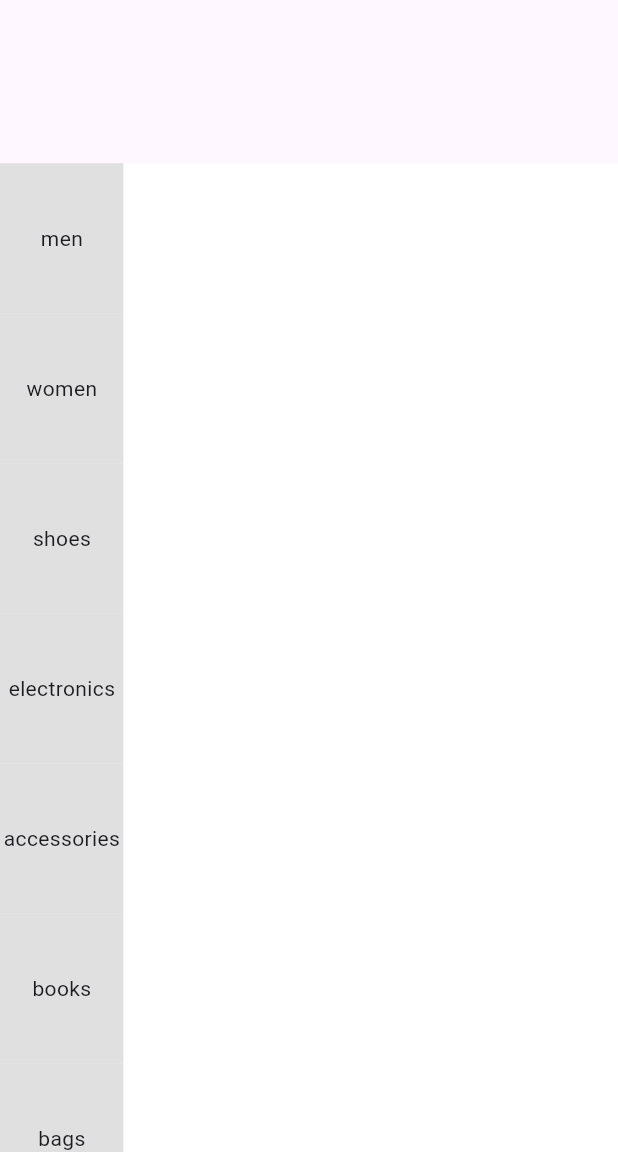
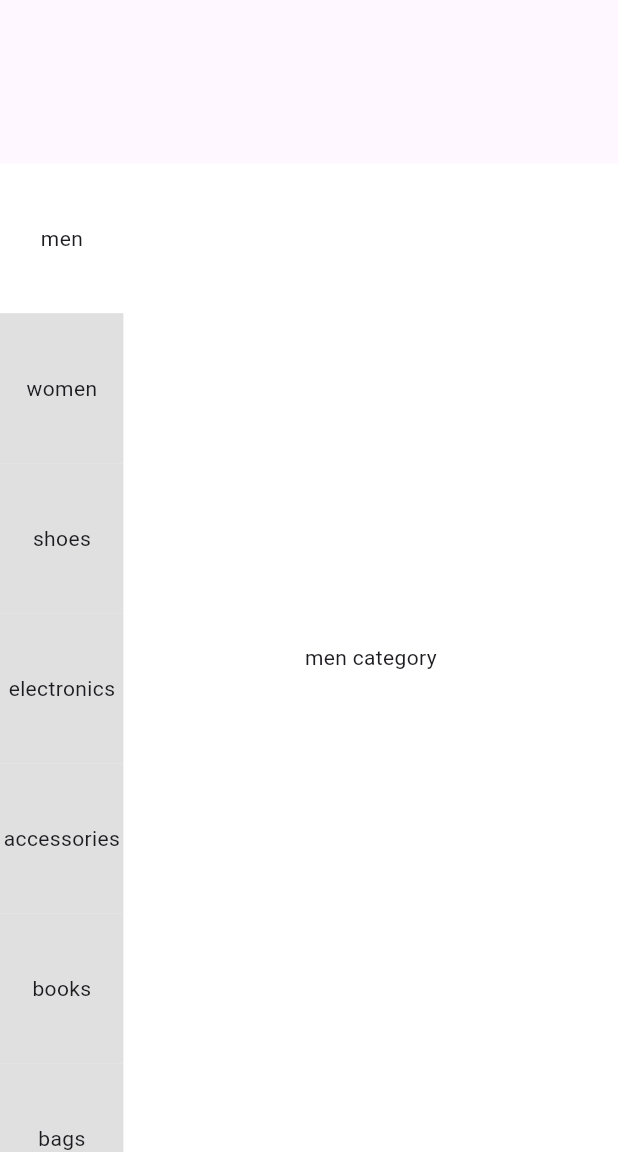
Before and after one commit to eduardolluis/multi-store-app, a Flutter app: the CategoryScreen screen opened directly, on a phone screen of 412 x 824 dp, the part 84-1236 px from its top. Run offline on Flutter 3.47's test engine with Material 3 defaults, Android fonts, the phone set to English and light mode, and no system bars.

Commit message:
category screen [category view]

```diff
--- a/lib/main_screens/category.dart
+++ b/lib/main_screens/category.dart
@@ -22,6 +22,18 @@
 }
 
 class _CategoryScreenState extends State<CategoryScreen> {
+  @override
+  void initState() {
+    for (var element in items) {
+      element.isSelected = false;
+    }
+    setState(() {
+      items[0].isSelected = true;
+    });
+    super.initState();
+  }
+
+  final PageController _pageController = PageController();
   @override
   Widget build(BuildContext context) {
     var size = MediaQuery.of(context).size;
@@ -49,12 +61,11 @@
         itemBuilder: (BuildContext context, int index) {
           return GestureDetector(
             onTap: () {
-              for (var element in items) {
-                element.isSelected = false;
-              }
-              setState(() {
-                items[index].isSelected = true;
-              });
+              _pageController.animateToPage(
+                index,
+                duration: const Duration(microseconds: 200),
+                curve: Curves.bounceInOut,
+              );
             },
             child: Container(
               color: items[index].isSelected == true
@@ -74,6 +85,30 @@
       height: size.height * 0.8,
       width: size.width * 0.8,
       color: Colors.white,
+      child: PageView(
+        controller: _pageController,
+        onPageChanged: (value) {
+          for (var element in items) {
+            element.isSelected = false;
+          }
+          setState(() {
+            items[value].isSelected = true;
+          });
+        },
+        scrollDirection: Axis.vertical,
+        children: [
+          Center(child: Text('men category')),
+          Center(child: Text('women category')),
+          Center(child: Text('shoes category')),
+          Center(child: Text('electronics category')),
+          Center(child: Text('accessories category')),
+          Center(child: Text('books category')),
+          Center(child: Text('bags category')),
+          Center(child: Text('kids category')),
+          Center(child: Text('beauty category')),
+          Center(child: Text('home & garden category')),
+        ],
+      ),
     );
   }
 }
```
